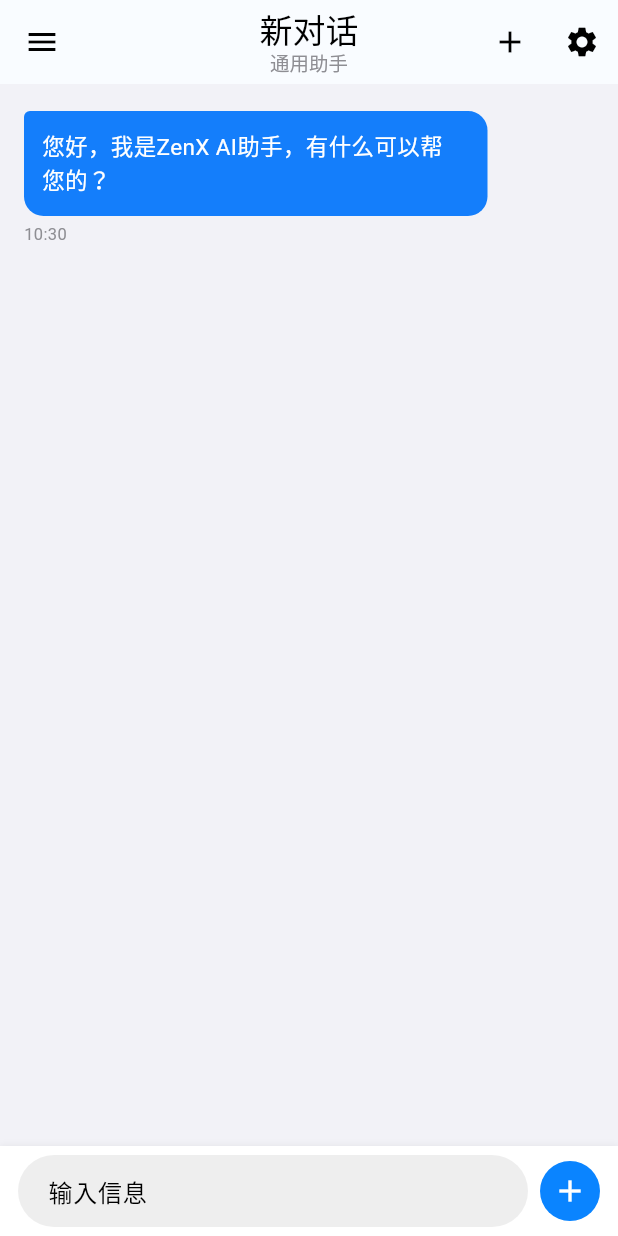
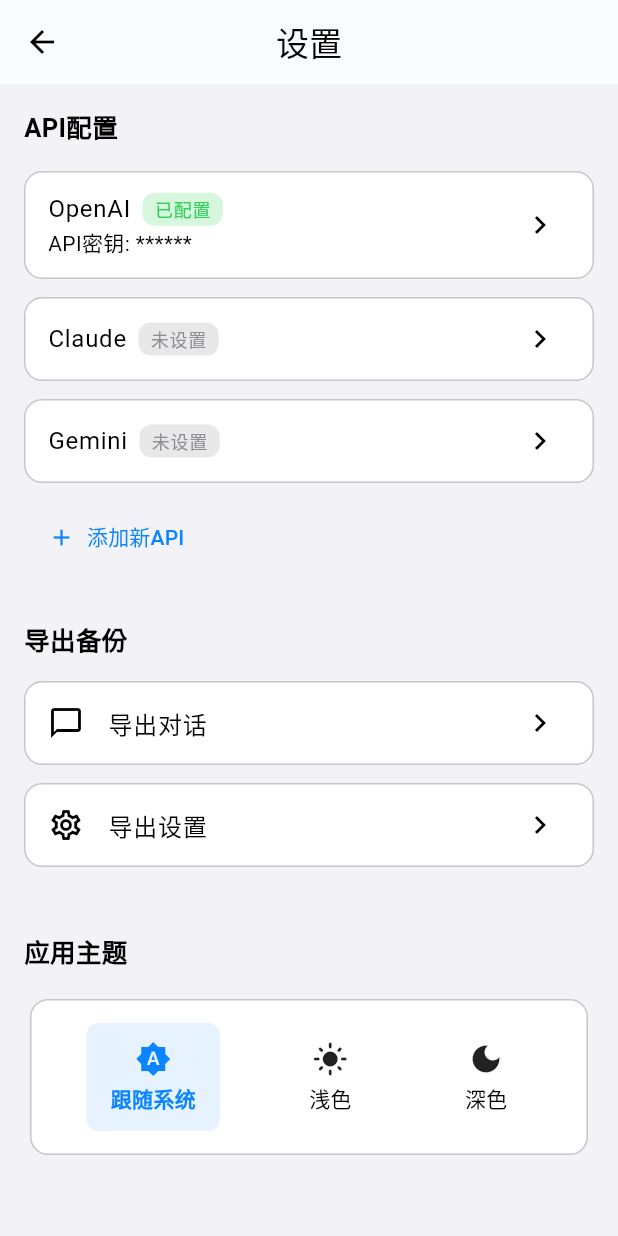
Before and after one commit to Breezper/ZenX, a Flutter app: the LeftDrawer widget shown alone on an empty page, opened directly, tab 2 chosen, after a tap on "设置", on a phone screen of 412 x 824 dp. Run offline on Flutter 3.47's test engine with Material 3 defaults, Android fonts, the phone set to English and light mode, and no system bars.

Commit message:
完善设置页

```diff
--- a/lib/screens/left_drawer.dart
+++ b/lib/screens/left_drawer.dart
@@ -3,6 +3,7 @@ import 'package:zenx/components/assistant_item.dart';
 import 'package:zenx/models/assistant.dart';
 import 'package:zenx/models/chat_session.dart';
 import 'package:zenx/utils/constants.dart';
+import 'package:zenx/screens/settings_screen.dart';
 
 class LeftDrawer extends StatefulWidget {
   const LeftDrawer({Key? key}) : super(key: key);
@@ -187,8 +188,11 @@ class _LeftDrawerState extends State<LeftDrawer> with SingleTickerProviderStateM
         leading: Icon(Icons.settings),
         title: Text('设置'),
         onTap: () {
-          // TODO: 导航到设置页面
           Navigator.pop(context);
+          Navigator.push(
+            context,
+            MaterialPageRoute(builder: (context) => SettingsScreen()),
+          );
         },
       ),
     );
--- /dev/null
+++ b/lib/screens/settings_screen.dart
@@ -0,0 +1,418 @@
+import 'package:flutter/material.dart';
+import 'package:zenx/utils/constants.dart';
+import 'package:zenx/models/api_config.dart';
+
+class SettingsScreen extends StatefulWidget {
+  const SettingsScreen({Key? key}) : super(key: key);
+
+  @override
+  _SettingsScreenState createState() => _SettingsScreenState();
+}
+
+class _SettingsScreenState extends State<SettingsScreen> {
+  ThemeMode _themeMode = ThemeMode.system;
+
+  // 临时数据 - 后续会从状态管理中获取
+  final Map<String, ApiConfig?> _apiConfigs = {
+    'OpenAI': ApiConfig(
+      provider: 'openai',
+      apiKey: '**********',
+      baseUrl: 'https://api.openai.com/v1',
+    ),
+    'Claude': null,
+    'Gemini': null,
+  };
+
+  @override
+  Widget build(BuildContext context) {
+    return Scaffold(
+      appBar: AppBar(
+        title: Text('设置'),
+        leading: IconButton(
+          icon: Icon(Icons.arrow_back),
+          onPressed: () => Navigator.of(context).pop(),
+        ),
+      ),
+      body: ListView(
+        padding: EdgeInsets.all(AppTheme.defaultPadding),
+        children: [
+          _buildSectionHeader('API配置'),
+          ..._buildApiConfigItems(),
+          _buildAddApiButton(),
+
+          SizedBox(height: 32),
+          _buildSectionHeader('导出备份'),
+          _buildExportOption('导出对话', Icons.chat_bubble_outline, _exportConversations),
+          _buildExportOption('导出设置', Icons.settings_outlined, _exportSettings),
+
+          SizedBox(height: 32),
+          _buildSectionHeader('应用主题'),
+          _buildThemeSelector(),
+
+          SizedBox(height: 32),
+          _buildVersionInfo(),
+        ],
+      ),
+    );
+  }
+
+  Widget _buildSectionHeader(String title) {
+    return Padding(
+      padding: EdgeInsets.only(bottom: 16),
+      child: Text(
+        title,
+        style: AppTheme.titleTextStyle,
+      ),
+    );
+  }
+
+  List<Widget> _buildApiConfigItems() {
+    return _apiConfigs.entries.map((entry) {
+      final provider = entry.key;
+      final config = entry.value;
+
+      return Card(
+        margin: EdgeInsets.only(bottom: 12),
+        elevation: 0,
+        shape: RoundedRectangleBorder(
+          borderRadius: BorderRadius.circular(AppTheme.defaultRadius),
+          side: BorderSide(
+            color: Theme.of(context).brightness == Brightness.dark
+                ? AppTheme.dividerDark
+                : AppTheme.dividerLight,
+          ),
+        ),
+        child: ListTile(
+          title: Row(
+            children: [
+              Text(provider),
+              SizedBox(width: 8),
+              config != null
+                  ? Container(
+                      padding: EdgeInsets.symmetric(
+                        horizontal: 8,
+                        vertical: 2,
+                      ),
+                      decoration: BoxDecoration(
+                        color: AppTheme.successGreen.withOpacity(0.2),
+                        borderRadius: BorderRadius.circular(8),
+                      ),
+                      child: Text(
+                        '已配置',
+                        style: TextStyle(
+                          fontSize: 12,
+                          color: AppTheme.successGreen,
+                        ),
+                      ),
+                    )
+                  : Container(
+                      padding: EdgeInsets.symmetric(
+                        horizontal: 8,
+                        vertical: 2,
+                      ),
+                      decoration: BoxDecoration(
+                        color: AppTheme.neutralGray.withOpacity(0.2),
+                        borderRadius: BorderRadius.circular(8),
+                      ),
+                      child: Text(
+                        '未设置',
+                        style: TextStyle(
+                          fontSize: 12,
+                          color: AppTheme.neutralGray,
+                        ),
+                      ),
+                    ),
+            ],
+          ),
+          subtitle: config != null
+              ? Text('API密钥: ******')
+              : null,
+          trailing: Icon(Icons.chevron_right),
+          onTap: () => _configureApi(provider, config),
+        ),
+      );
+    }).toList();
+  }
+
+  Widget _buildAddApiButton() {
+    return TextButton.icon(
+      icon: Icon(Icons.add),
+      label: Text('添加新API'),
+      onPressed: _addNewApi,
+      style: TextButton.styleFrom(
+        alignment: Alignment.centerLeft,
+        padding: EdgeInsets.symmetric(horizontal: 16, vertical: 12),
+      ),
+    );
+  }
+
+  Widget _buildExportOption(String title, IconData icon, VoidCallback onTap) {
+    return Card(
+      margin: EdgeInsets.only(bottom: 12),
+      elevation: 0,
+      shape: RoundedRectangleBorder(
+        borderRadius: BorderRadius.circular(AppTheme.defaultRadius),
+        side: BorderSide(
+          color: Theme.of(context).brightness == Brightness.dark
+              ? AppTheme.dividerDark
+              : AppTheme.dividerLight,
+        ),
+      ),
+      child: ListTile(
+        leading: Icon(icon),
+        title: Text(title),
+        trailing: Icon(Icons.chevron_right),
+        onTap: onTap,
+      ),
+    );
+  }
+
+  Widget _buildThemeSelector() {
+    return Card(
+      elevation: 0,
+      shape: RoundedRectangleBorder(
+        borderRadius: BorderRadius.circular(AppTheme.defaultRadius),
+        side: BorderSide(
+          color: Theme.of(context).brightness == Brightness.dark
+              ? AppTheme.dividerDark
+              : AppTheme.dividerLight,
+        ),
+      ),
+      child: Padding(
+        padding: EdgeInsets.all(16),
+        child: Row(
+          mainAxisAlignment: MainAxisAlignment.spaceAround,
+          children: [
+            _buildThemeOption(ThemeMode.system, Icons.brightness_auto, '跟随系统'),
+            _buildThemeOption(ThemeMode.light, Icons.light_mode, '浅色'),
+            _buildThemeOption(ThemeMode.dark, Icons.dark_mode, '深色'),
+          ],
+        ),
+      ),
+    );
+  }
+
+  Widget _buildThemeOption(ThemeMode mode, IconData icon, String label) {
+    final isSelected = _themeMode == mode;
+
+    return InkWell(
+      onTap: () => _changeTheme(mode),
+      borderRadius: BorderRadius.circular(AppTheme.buttonRadius),
+      child: Container(
+        padding: EdgeInsets.symmetric(horizontal: 16, vertical: 12),
+        decoration: BoxDecoration(
+          color: isSelected ? AppTheme.primaryBlue.withOpacity(0.1) : null,
+          borderRadius: BorderRadius.circular(AppTheme.buttonRadius),
+        ),
+        child: Column(
+          mainAxisSize: MainAxisSize.min,
+          children: [
+            Icon(
+              icon,
+              color: isSelected ? AppTheme.primaryBlue : null,
+            ),
+            SizedBox(height: 4),
+            Text(
+              label,
+              style: TextStyle(
+                color: isSelected ? AppTheme.primaryBlue : null,
+                fontWeight: isSelected ? FontWeight.bold : null,
+              ),
+            ),
+          ],
+        ),
+      ),
+    );
+  }
+
+  Widget _buildVersionInfo() {
+    return Center(
+      child: Padding(
+        padding: EdgeInsets.symmetric(vertical: 24),
+        child: Text(
+          'ZenX v1.0.0',
+          style: AppTheme.captionTextStyle,
+        ),
+      ),
+    );
+  }
+
+  void _configureApi(String provider, ApiConfig? config) {
+    // 打开API配置页面
+    showDialog(
+      context: context,
+      builder: (context) => ApiConfigDialog(
+        provider: provider,
+        config: config,
+        onSave: (newConfig) {
+          setState(() {
+            _apiConfigs[provider] = newConfig;
+          });
+        },
+      ),
+    );
+  }
+
+  void _addNewApi() {
+    // 打开添加新API页面
+    // 实现待完善
+    ScaffoldMessenger.of(context).showSnackBar(
+      SnackBar(content: Text('添加新API功能将在后续版本实现')),
+    );
+  }
+
+  void _exportConversations() {
+    // 导出对话功能
+    // 实现待完善
+    ScaffoldMessenger.of(context).showSnackBar(
+      SnackBar(content: Text('导出对话功能将在后续版本实现')),
+    );
+  }
+
+  void _exportSettings() {
+    // 导出设置功能
+    // 实现待完善
+    ScaffoldMessenger.of(context).showSnackBar(
+      SnackBar(content: Text('导出设置功能将在后续版本实现')),
+    );
+  }
+
+  void _changeTheme(ThemeMode mode) {
+    setState(() {
+      _themeMode = mode;
+    });
+    // 在实际应用中，这里需要通过状态管理保存主题设置
+    ScaffoldMessenger.of(context).showSnackBar(
+      SnackBar(content: Text('主题设置功能将在后续版本完全实现')),
+    );
+  }
+}
+
+// API配置对话框
+class ApiConfigDialog extends StatefulWidget {
+  final String provider;
+  final ApiConfig? config;
+  final Function(ApiConfig) onSave;
+
+  const ApiConfigDialog({
+    Key? key,
+    required this.provider,
+    this.config,
+    required this.onSave,
+  }) : super(key: key);
+
+  @override
+  _ApiConfigDialogState createState() => _ApiConfigDialogState();
+}
+
+class _ApiConfigDialogState extends State<ApiConfigDialog> {
+  late TextEditingController _apiKeyController;
+  late TextEditingController _baseUrlController;
+
+  @override
+  void initState() {
+    super.initState();
+    _apiKeyController = TextEditingController(
+      text: widget.config?.apiKey ?? '',
+    );
+    _baseUrlController = TextEditingController(
+      text: widget.config?.baseUrl ?? _getDefaultBaseUrl(),
+    );
+  }
+
+  String _getDefaultBaseUrl() {
+    switch (widget.provider.toLowerCase()) {
+      case 'openai':
+        return 'https://api.openai.com/v1';
+      case 'claude':
+        return 'https://api.anthropic.com/v1';
+      case 'gemini':
+        return 'https://generativelanguage.googleapis.com/v1beta';
+      default:
+        return '';
+    }
+  }
+
+  @override
+  void dispose() {
+    _apiKeyController.dispose();
+    _baseUrlController.dispose();
+    super.dispose();
+  }
+
+  @override
+  Widget build(BuildContext context) {
+    return AlertDialog(
+      title: Text('${widget.provider} 配置'),
+      content: SingleChildScrollView(
+        child: Column(
+          mainAxisSize: MainAxisSize.min,
+          crossAxisAlignment: CrossAxisAlignment.start,
+          children: [
+            Text('API密钥', style: AppTheme.titleTextStyle.copyWith(fontSize: 14)),
+            SizedBox(height: 8),
+            TextField(
+              controller: _apiKeyController,
+              decoration: InputDecoration(
+                border: OutlineInputBorder(
+                  borderRadius: BorderRadius.circular(AppTheme.buttonRadius),
+                ),
+                hintText: '输入${widget.provider} API密钥',
+                contentPadding: EdgeInsets.symmetric(
+                  horizontal: 12,
+                  vertical: 12,
+                ),
+              ),
+              obscureText: true,
+            ),
+
+            SizedBox(height: 16),
+            Text('基础URL', style: AppTheme.titleTextStyle.copyWith(fontSize: 14)),
+            SizedBox(height: 8),
+            TextField(
+              controller: _baseUrlController,
+              decoration: InputDecoration(
+                border: OutlineInputBorder(
+                  borderRadius: BorderRadius.circular(AppTheme.buttonRadius),
+                ),
+                hintText: '默认${widget.provider}基础URL',
+                contentPadding: EdgeInsets.symmetric(
+                  horizontal: 12,
+                  vertical: 12,
+                ),
+              ),
+            ),
+
+            SizedBox(height: 16),
+            Text(
+              '注意: API密钥将安全加密存储在您的设备上，不会上传到任何服务器。',
+              style: AppTheme.captionTextStyle,
+            ),
+          ],
+        ),
+      ),
+      actions: [
+        TextButton(
+          child: Text('取消'),
+          onPressed: () => Navigator.of(context).pop(),
+        ),
+        ElevatedButton(
+          child: Text('保存'),
+          onPressed: () {
+            final newConfig = ApiConfig(
+              provider: widget.provider.toLowerCase(),
+              apiKey: _apiKeyController.text,
+              baseUrl: _baseUrlController.text,
+              headers: {},
+            );
+            widget.onSave(newConfig);
+            Navigator.of(context).pop();
+          },
+          style: ElevatedButton.styleFrom(
+            backgroundColor: AppTheme.primaryBlue,
+          ),
+        ),
+      ],
+    );
+  }
+}
```
